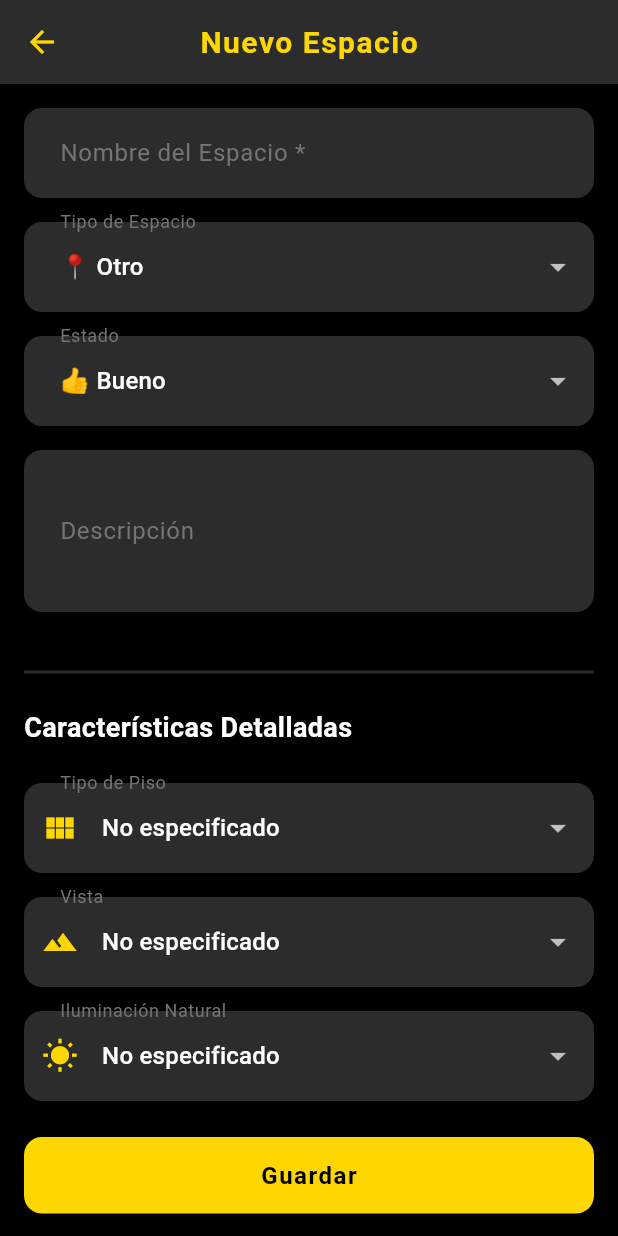
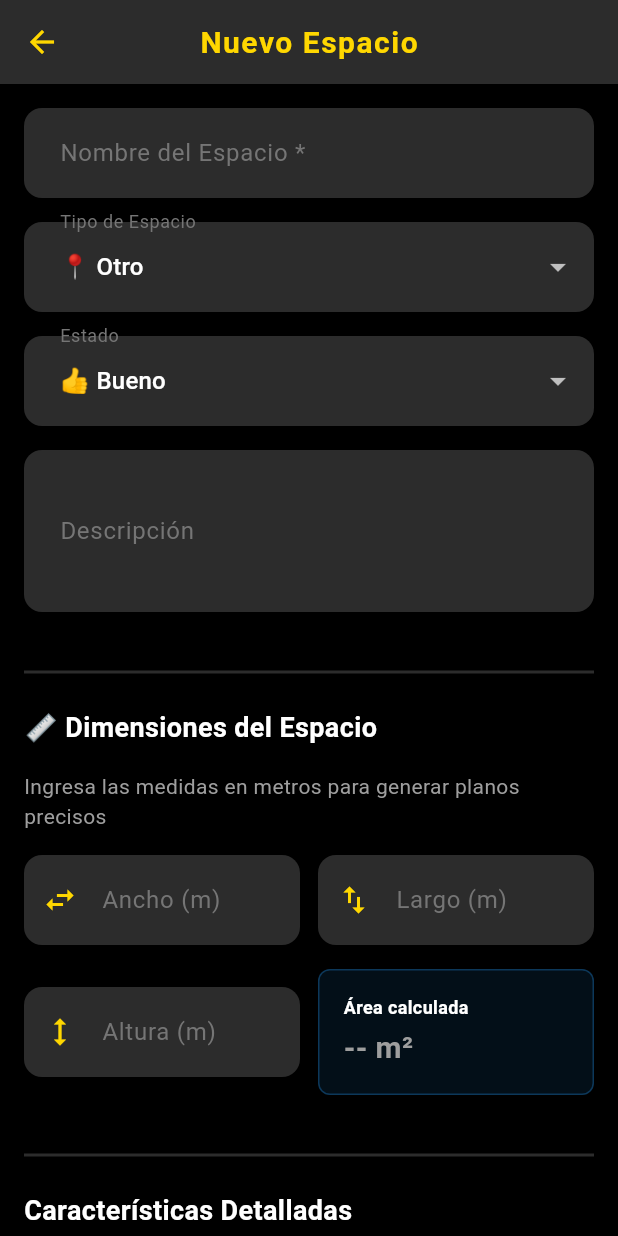
Before and after one commit to mauricioc21/sutodero, a Flutter app: the AddEditRoomScreen screen opened directly with empty values, on a phone screen of 412 x 824 dp. Run offline on Flutter 3.47's test engine with Material 3 defaults, Android fonts, the phone set to English and light mode, and no system bars; our stand-ins replace camera, cloud_firestore, firebase_auth, firebase_core, firebase_storage, fl_chart and 8 more; missing offline and left inert: google_mlkit_face_detection, mobile_scanner, panorama_viewer; accounts and stored records are empty.

Commit message:
feat: Agregar campos de dimensiones (ancho, largo, altura) en espacios
✅ Implementado en add_edit_room_screen.dart:
- Nuevos campos: ancho, largo, altura (en metros)
- Cálculo automático de área (ancho × largo) en tiempo real
- Validación de dimensiones para generación de planos
- UI mejorada con íconos y hints descriptivos

📐 Mejoras en la interfaz:
- Sección dedicada 'Dimensiones del Espacio'
- Campos numéricos con teclado decimal
- Display de área calculada en m²
- Texto de ayuda para guiar al usuario

🎯 Beneficios:
- Generación de planos 2D con medidas precisas
- Cálculo automático de área total
- Mejor referencia para inventarios
- Datos listos para servicios de planos

Los campos ya existían en el modelo PropertyRoom pero no estaban
disponibles en la UI. Ahora los usuarios pueden ingresar las medidas
reales de cada espacio para generar planos con dimensiones exactas.

```diff
--- a/lib/screens/inventory/add_edit_room_screen.dart
+++ b/lib/screens/inventory/add_edit_room_screen.dart
@@ -18,6 +18,9 @@ class _AddEditRoomScreenState extends State<AddEditRoomScreen> {
   final _inventoryService = InventoryService();
   final _nombreController = TextEditingController();
   final _descripcionController = TextEditingController();
+  final _anchoController = TextEditingController();
+  final _largoController = TextEditingController();
+  final _alturaController = TextEditingController();
   RoomType _selectedType = RoomType.otro;
   SpaceCondition _selectedCondition = SpaceCondition.bueno;
   bool _isSaving = false;
@@ -38,6 +41,9 @@ class _AddEditRoomScreenState extends State<AddEditRoomScreen> {
     if (widget.room != null) {
       _nombreController.text = widget.room!.nombre;
       _descripcionController.text = widget.room!.descripcion ?? '';
+      _anchoController.text = widget.room!.ancho?.toString() ?? '';
+      _largoController.text = widget.room!.largo?.toString() ?? '';
+      _alturaController.text = widget.room!.altura?.toString() ?? '';
       _selectedType = widget.room!.tipo;
       _selectedCondition = widget.room!.estado;
       _tipoPiso = widget.room!.tipoPiso;
@@ -49,6 +55,26 @@ class _AddEditRoomScreenState extends State<AddEditRoomScreen> {
       _vista = widget.room!.vista;
       _iluminacionNatural = widget.room!.iluminacionNatural;
     }
+  }
+
+  @override
+  void dispose() {
+    _nombreController.dispose();
+    _descripcionController.dispose();
+    _anchoController.dispose();
+    _largoController.dispose();
+    _alturaController.dispose();
+    super.dispose();
+  }
+
+  /// Calcula el área en m² (ancho × largo)
+  double? get _areaCalculada {
+    final ancho = double.tryParse(_anchoController.text);
+    final largo = double.tryParse(_largoController.text);
+    if (ancho != null && largo != null && ancho > 0 && largo > 0) {
+      return ancho * largo;
+    }
+    return null;
   }
 
   @override
@@ -107,6 +133,104 @@ class _AddEditRoomScreenState extends State<AddEditRoomScreen> {
                 border: OutlineInputBorder(),
               ),
               maxLines: 3,
+            ),
+            const SizedBox(height: 24),
+
+            // Sección de DIMENSIONES
+            const Divider(thickness: 2),
+            const Padding(
+              padding: EdgeInsets.symmetric(vertical: 8),
+              child: Text(
+                '📏 Dimensiones del Espacio',
+                style: TextStyle(fontSize: 18, fontWeight: FontWeight.bold),
+              ),
+            ),
+            const SizedBox(height: 8),
+            const Text(
+              'Ingresa las medidas en metros para generar planos precisos',
+              style: TextStyle(fontSize: 14, color: Colors.grey),
+            ),
+            const SizedBox(height: 16),
+
+            Row(
+              children: [
+                Expanded(
+                  child: TextFormField(
+                    controller: _anchoController,
+                    decoration: const InputDecoration(
+                      labelText: 'Ancho (m)',
+                      border: OutlineInputBorder(),
+                      prefixIcon: Icon(Icons.swap_horiz),
+                      hintText: 'Ej: 3.5',
+                    ),
+                    keyboardType: const TextInputType.numberWithOptions(decimal: true),
+                    onChanged: (_) => setState(() {}), // Para actualizar el área
+                  ),
+                ),
+                const SizedBox(width: 12),
+                Expanded(
+                  child: TextFormField(
+                    controller: _largoController,
+                    decoration: const InputDecoration(
+                      labelText: 'Largo (m)',
+                      border: OutlineInputBorder(),
+                      prefixIcon: Icon(Icons.swap_vert),
+                      hintText: 'Ej: 4.2',
+                    ),
+                    keyboardType: const TextInputType.numberWithOptions(decimal: true),
+                    onChanged: (_) => setState(() {}), // Para actualizar el área
+                  ),
+                ),
+              ],
+            ),
+            const SizedBox(height: 16),
+
+            Row(
+              children: [
+                Expanded(
+                  child: TextFormField(
+                    controller: _alturaController,
+                    decoration: const InputDecoration(
+                      labelText: 'Altura (m)',
+                      border: OutlineInputBorder(),
+                      prefixIcon: Icon(Icons.height),
+                      hintText: 'Ej: 2.7',
+                    ),
+                    keyboardType: const TextInputType.numberWithOptions(decimal: true),
+                  ),
+                ),
+                const SizedBox(width: 12),
+                Expanded(
+                  child: Container(
+                    padding: const EdgeInsets.all(16),
+                    decoration: BoxDecoration(
+                      color: Colors.blue.withValues(alpha: 0.1),
+                      borderRadius: BorderRadius.circular(8),
+                      border: Border.all(color: Colors.blue.withValues(alpha: 0.3)),
+                    ),
+                    child: Column(
+                      crossAxisAlignment: CrossAxisAlignment.start,
+                      children: [
+                        const Text(
+                          'Área calculada',
+                          style: TextStyle(fontSize: 12, fontWeight: FontWeight.bold),
+                        ),
+                        const SizedBox(height: 4),
+                        Text(
+                          _areaCalculada != null
+                              ? '${_areaCalculada!.toStringAsFixed(2)} m²'
+                              : '-- m²',
+                          style: TextStyle(
+                            fontSize: 20,
+                            fontWeight: FontWeight.bold,
+                            color: _areaCalculada != null ? Colors.blue : Colors.grey,
+                          ),
+                        ),
+                      ],
+                    ),
+                  ),
+                ),
+              ],
             ),
             const SizedBox(height: 24),
 
@@ -308,12 +432,19 @@ class _AddEditRoomScreenState extends State<AddEditRoomScreen> {
     if (!_formKey.currentState!.validate()) return;
     setState(() => _isSaving = true);
     try {
+      final ancho = _anchoController.text.isEmpty ? null : double.tryParse(_anchoController.text);
+      final largo = _largoController.text.isEmpty ? null : double.tryParse(_largoController.text);
+      final altura = _alturaController.text.isEmpty ? null : double.tryParse(_alturaController.text);
+
       if (widget.room != null) {
         final updated = widget.room!.copyWith(
           nombre: _nombreController.text,
           descripcion: _descripcionController.text.isEmpty ? null : _descripcionController.text,
           tipo: _selectedType,
           estado: _selectedCondition,
+          ancho: ancho,
+          largo: largo,
+          altura: altura,
           tipoPiso: _tipoPiso,
           tipoCocina: _tipoCocina,
           materialMeson: _materialMeson,
@@ -335,6 +466,9 @@ class _AddEditRoomScreenState extends State<AddEditRoomScreen> {
         );
         // Actualizar con los campos adicionales
         final updated = room.copyWith(
+          ancho: ancho,
+          largo: largo,
+          altura: altura,
           tipoPiso: _tipoPiso,
           tipoCocina: _tipoCocina,
           materialMeson: _materialMeson,
```
Also changed, not shown: 1 other file.
